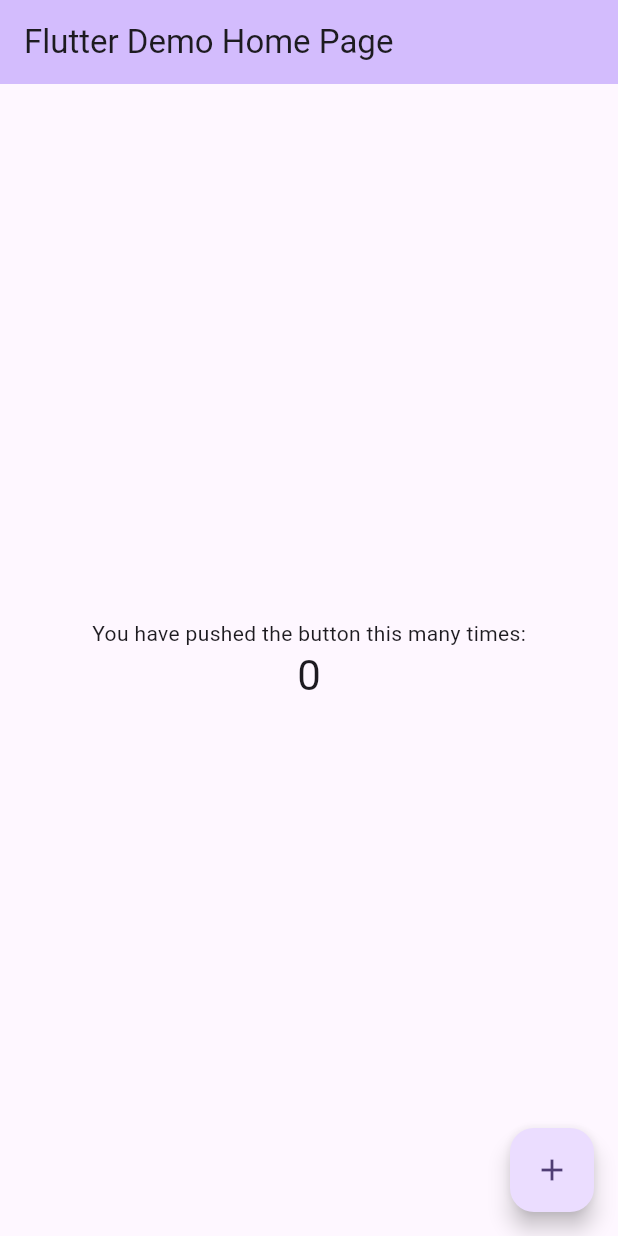
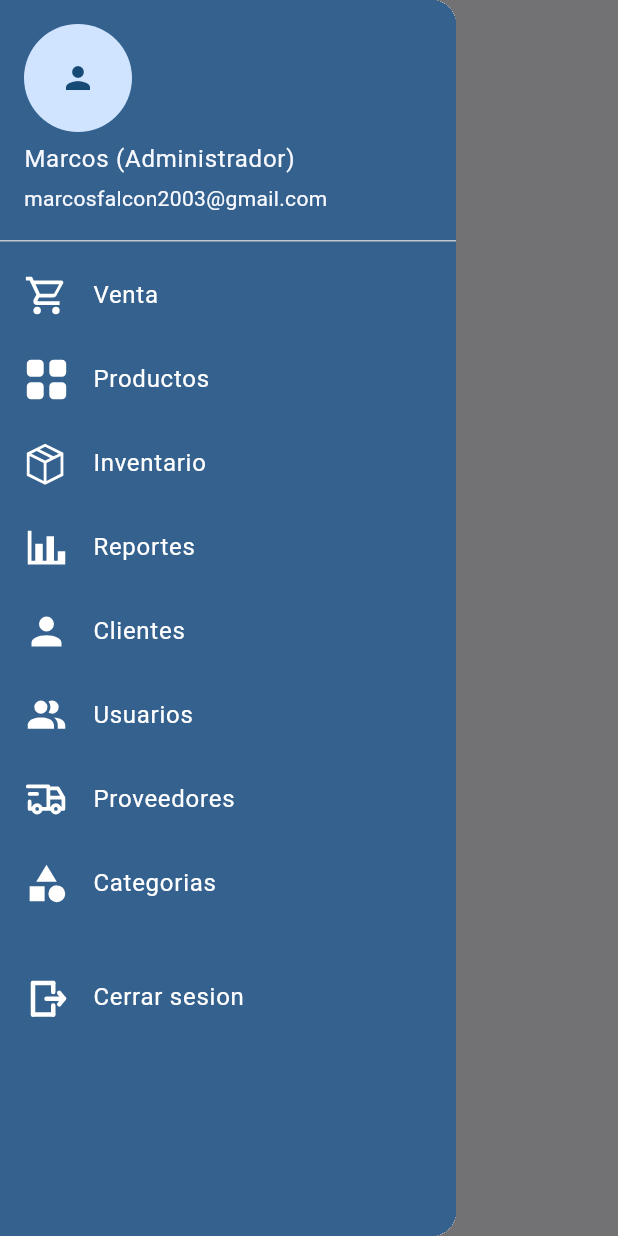
Before and after one commit to MarcosFalcon343/cosmicpos, a Flutter app: the screen it shows after launch, with the side drawer open (before the commit the screen has no drawer), on a phone screen of 412 x 824 dp. Run offline on Flutter 3.47's test engine with Material 2 defaults, Android fonts, the phone set to English and light mode, and no system bars; our stand-ins replace flutter_svg.

Commit message:
Create app drawer

```diff
--- /dev/null
+++ b/lib/config/theme/app_theme.dart
@@ -0,0 +1,17 @@
+import 'package:flutter/material.dart';
+
+const Color _customColor = Color(0xFF003459);
+
+class AppTheme{
+  final bool darkMode;
+
+  AppTheme({this.darkMode = false});
+
+  ThemeData theme(){
+    return ThemeData(
+      useMaterial3: true,
+      colorSchemeSeed: _customColor,
+      brightness: (darkMode) ? Brightness.dark : Brightness.light,
+    );
+  }
+}
--- /dev/null
+++ b/lib/helpers/image_helpers.dart
@@ -0,0 +1,23 @@
+import 'package:flutter/material.dart';
+import 'package:flutter_svg/flutter_svg.dart';
+
+class ImageHelpers {
+
+Widget svgImage({
+  required String url,
+  required int width,
+  required int height,
+  Color? color,
+}) {
+  color ??= Colors.white;
+
+  return SvgPicture.asset(
+    url,
+    width: width.toDouble(),
+    height: height.toDouble(),
+    colorFilter: ColorFilter.mode(color, BlendMode.srcIn),
+  );
+}
+
+
+}
--- a/lib/main.dart
+++ b/lib/main.dart
@@ -1,125 +1,28 @@
+import 'package:cosmicpos/config/theme/app_theme.dart';
+import 'package:cosmicpos/helpers/image_helpers.dart';
+import 'package:cosmicpos/views/widgets/menus/drawer.dart';
 import 'package:flutter/material.dart';
 
-void main() {
-  runApp(const MyApp());
-}
+void main() => runApp(const MyApp());
 
 class MyApp extends StatelessWidget {
   const MyApp({super.key});
 
-  // This widget is the root of your application.
   @override
   Widget build(BuildContext context) {
     return MaterialApp(
-      title: 'Flutter Demo',
-      theme: ThemeData(
-        // This is the theme of your application.
-        //
-        // TRY THIS: Try running your application with "flutter run". You'll see
-        // the application has a blue toolbar. Then, without quitting the app,
-        // try changing the seedColor in the colorScheme below to Colors.green
-        // and then invoke "hot reload" (save your changes or press the "hot
-        // reload" button in a Flutter-supported IDE, or press "r" if you used
-        // the command line to start the app).
-        //
-        // Notice that the counter didn't reset back to zero; the application
-        // state is not lost during the reload. To reset the state, use hot
-        // restart instead.
-        //
-        // This works for code too, not just values: Most code changes can be
-        // tested with just a hot reload.
-        colorScheme: ColorScheme.fromSeed(seedColor: Colors.deepPurple),
-        useMaterial3: true,
+      title: 'CosmicPOS',
+      debugShowCheckedModeBanner: false,
+      theme: AppTheme(darkMode: false).theme(),
+      home: Scaffold(
+        drawer: const drawer(),
+        appBar: AppBar(
+          title: const Text('Material App Bar'),
+        ),
+        body: SafeArea(
+          child: ImageHelpers().svgImage(url: 'assets/account.svg', width: 256, height: 256),
+        ),
       ),
-      home: const MyHomePage(title: 'Flutter Demo Home Page'),
     );
   }
 }
-
-class MyHomePage extends StatefulWidget {
-  const MyHomePage({super.key, required this.title});
-
-  // This widget is the home page of your application. It is stateful, meaning
-  // that it has a State object (defined below) that contains fields that affect
-  // how it looks.
-
-  // This class is the configuration for the state. It holds the values (in this
-  // case the title) provided by the parent (in this case the App widget) and
-  // used by the build method of the State. Fields in a Widget subclass are
-  // always marked "final".
-
-  final String title;
-
-  @override
-  State<MyHomePage> createState() => _MyHomePageState();
-}
-
-class _MyHomePageState extends State<MyHomePage> {
-  int _counter = 0;
-
-  void _incrementCounter() {
-    setState(() {
-      // This call to setState tells the Flutter framework that something has
-      // changed in this State, which causes it to rerun the build method below
-      // so that the display can reflect the updated values. If we changed
-      // _counter without calling setState(), then the build method would not be
-      // called again, and so nothing would appear to happen.
-      _counter++;
-    });
-  }
-
-  @override
-  Widget build(BuildContext context) {
-    // This method is rerun every time setState is called, for instance as done
-    // by the _incrementCounter method above.
-    //
-    // The Flutter framework has been optimized to make rerunning build methods
-    // fast, so that you can just rebuild anything that needs updating rather
-    // than having to individually change instances of widgets.
-    return Scaffold(
-      appBar: AppBar(
-        // TRY THIS: Try changing the color here to a specific color (to
-        // Colors.amber, perhaps?) and trigger a hot reload to see the AppBar
-        // change color while the other colors stay the same.
-        backgroundColor: Theme.of(context).colorScheme.inversePrimary,
-        // Here we take the value from the MyHomePage object that was created by
-        // the App.build method, and use it to set our appbar title.
-        title: Text(widget.title),
-      ),
-      body: Center(
-        // Center is a layout widget. It takes a single child and positions it
-        // in the middle of the parent.
-        child: Column(
-          // Column is also a layout widget. It takes a list of children and
-          // arranges them vertically. By default, it sizes itself to fit its
-          // children horizontally, and tries to be as tall as its parent.
-          //
-          // Column has various properties to control how it sizes itself and
-          // how it positions its children. Here we use mainAxisAlignment to
-          // center the children vertically; the main axis here is the vertical
-          // axis because Columns are vertical (the cross axis would be
-          // horizontal).
-          //
-          // TRY THIS: Invoke "debug painting" (choose the "Toggle Debug Paint"
-          // action in the IDE, or press "p" in the console), to see the
-          // wireframe for each widget.
-          mainAxisAlignment: MainAxisAlignment.center,
-          children: <Widget>[
-            const Text(
-              'You have pushed the button this many times:',
-            ),
-            Text(
-              '$_counter',
-              style: Theme.of(context).textTheme.headlineMedium,
-            ),
-          ],
-        ),
-      ),
-      floatingActionButton: FloatingActionButton(
-        onPressed: _incrementCounter,
-        tooltip: 'Increment',
-        child: const Icon(Icons.add),
-      ), // This trailing comma makes auto-formatting nicer for build methods.
-    );
-  }
-}
--- /dev/null
+++ b/lib/views/widgets/menus/drawer.dart
@@ -0,0 +1,39 @@
+import 'package:cosmicpos/views/widgets/menus/drawer_option.dart';
+import 'package:cosmicpos/views/widgets/menus/drawer_user.dart';
+import 'package:flutter/material.dart';
+
+class drawer extends StatelessWidget {
+  const drawer({
+    super.key,
+  });
+
+  @override
+  Widget build(BuildContext context) {
+
+    final color = Theme.of(context).colorScheme;
+    final brightness = Theme.of(context).brightness;
+
+    //color: (brightness == Brightness.light) ? color.primary : null,
+    return Drawer(
+      child: Container(
+        color: (brightness == Brightness.light) ? color.primary : null,
+        child: ListView(
+          padding: EdgeInsets.zero,
+          children: const <Widget>[
+            DrawerUser(user: 'Marcos', rol: 'Administrador',email: 'marcosfalcon2003@gmail.com',),
+            DrawerOption(url: 'assets/cart-outline.svg', text: 'Venta',),
+            DrawerOption(url: 'assets/grid-fill.svg', text: 'Productos',),
+            DrawerOption(url: 'assets/product.svg', text: 'Inventario',),
+            DrawerOption(url: 'assets/chart-bar.svg', text: 'Reportes',),
+            DrawerOption(url: 'assets/account.svg', text: 'Clientes',),
+            DrawerOption(url: 'assets/account-multiple.svg', text: 'Usuarios',),
+            DrawerOption(url: 'assets/truck-delivery.svg', text: 'Proveedores',),
+            DrawerOption(url: 'assets/category.svg', text: 'Categorias',),
+            SizedBox(height: 20,),
+            DrawerOption(url: 'assets/leave.svg', text: 'Cerrar sesion',),
+          ],
+        ),
+      )
+    );
+  }
+}
--- /dev/null
+++ b/lib/views/widgets/menus/drawer_option.dart
@@ -0,0 +1,17 @@
+import 'package:cosmicpos/helpers/image_helpers.dart';
+import 'package:flutter/material.dart';
+
+class DrawerOption extends StatelessWidget {
+  final String url;
+  final String text;
+
+  const DrawerOption({Key? key, required this.url, required this.text}) : super(key: key);
+
+  @override
+  Widget build(BuildContext context) {
+    return ListTile(
+      leading: ImageHelpers().svgImage(url: url, width: 30, height: 30),
+      title: Text(text), textColor: Colors.white,
+    );
+  }
+}
--- /dev/null
+++ b/lib/views/widgets/menus/drawer_user.dart
@@ -0,0 +1,21 @@
+import 'package:flutter/material.dart';
+
+class DrawerUser  extends StatelessWidget {
+  const DrawerUser ({Key? key, required this.user, required this.rol, required this.email}) : super(key: key);
+  final String user;
+  final String rol;
+  final String email;
+  @override
+  Widget build(BuildContext context) {
+    return  UserAccountsDrawerHeader(
+              accountName: Text('$user ($rol)'),
+              accountEmail: Text(email),
+              currentAccountPicture: const CircleAvatar(
+                child: Icon(Icons.person),
+              ),
+              decoration: BoxDecoration(
+                color: (Theme.of(context).brightness == Brightness.dark)? Colors.grey[10]: null,
+              ),
+            );
+  }
+}
```
Also changed, not shown: pubspec.yaml (+4 -9 lines), assets/account-multiple.svg (added), assets/account.svg (added), assets/cart-outline.svg (added), assets/category.svg (added), assets/chart-bar.svg (added), assets/grid-fill.svg (added), assets/leave.svg (added), assets/product.svg (added), assets/truck-delivery.svg (added), lib/views/POS/pos_screen.dart (added), pubspec.lock, 1 other file.
